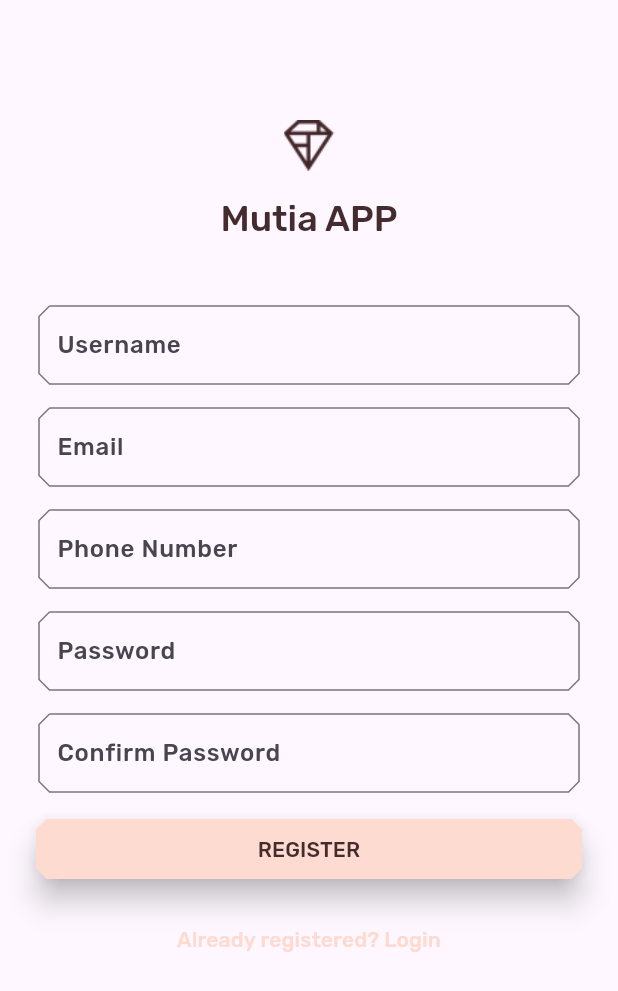
After one commit to tiaditaa/codelabs, a Flutter app: the RegisterPage screen opened directly, on a phone screen of 412 x 824 dp. The commit adds this screen. Shown: the top 991 px of the screen. Run offline on Flutter 3.47's test engine with Material 3 defaults, Android fonts, the phone set to English and light mode, and no system bars.

Commit message:
menambahkan register

```diff
--- a/lib/login.dart
+++ b/lib/login.dart
@@ -1,20 +1,6 @@
-// Copyright 2018-present the Flutter authors. All Rights Reserved.
-//
-// Licensed under the Apache License, Version 2.0 (the "License");
-// you may not use this file except in compliance with the License.
-// You may obtain a copy of the License at
-//
-// http://www.apache.org/licenses/LICENSE-2.0
-//
-// Unless required by applicable law or agreed to in writing, software
-// distributed under the License is distributed on an "AS IS" BASIS,
-// WITHOUT WARRANTIES OR CONDITIONS OF ANY KIND, either express or implied.
-// See the License for the specific language governing permissions and
-// limitations under the License.
-
 import 'package:flutter/material.dart';
-
 import 'colors.dart';
+import 'register.dart'; // Import halaman pendaftaran jika belum
 
 class LoginPage extends StatefulWidget {
   const LoginPage({Key? key}) : super(key: key);
@@ -40,7 +26,7 @@ class _LoginPageState extends State<LoginPage> {
                 Image.asset('assets/diamond.png'),
                 const SizedBox(height: 16.0),
                 Text(
-                  'SHRINE',
+                  'Mutia APP',
                   style: Theme.of(context).textTheme.headlineSmall,
                 ),
               ],
@@ -93,6 +79,17 @@ class _LoginPageState extends State<LoginPage> {
                 ),
               ],
             ),
+            const SizedBox(height: 12.0),
+            TextButton(
+              onPressed: () {
+                // Navigasi ke halaman pendaftaran
+                Navigator.push(
+                  context,
+                  MaterialPageRoute(builder: (context) => RegisterPage()),
+                );
+              },
+              child: Text("Haven't registered? Register"),
+            ),
           ],
         ),
       ),
--- /dev/null
+++ b/lib/register.dart
@@ -0,0 +1,107 @@
+import 'package:flutter/material.dart';
+import 'colors.dart';
+import 'login.dart';
+
+class RegisterPage extends StatefulWidget {
+  const RegisterPage({Key? key}) : super(key: key);
+
+  @override
+  _RegisterPageState createState() => _RegisterPageState();
+}
+
+class _RegisterPageState extends State<RegisterPage> {
+  final _usernameController = TextEditingController();
+  final _emailController = TextEditingController();
+  final _phoneController = TextEditingController();
+  final _passwordController = TextEditingController();
+  final _confirmPasswordController = TextEditingController();
+
+  @override
+  Widget build(BuildContext context) {
+    return Scaffold(
+      body: SafeArea(
+        child: ListView(
+          padding: const EdgeInsets.symmetric(horizontal: 24.0),
+          children: <Widget>[
+            const SizedBox(height: 80.0),
+            Column(
+              children: <Widget>[
+                Image.asset('assets/diamond.png'),
+                const SizedBox(height: 16.0),
+                Text(
+                  'Mutia APP',
+                  style: Theme.of(context).textTheme.headlineSmall,
+                ),
+              ],
+            ),
+            const SizedBox(height: 40.0),
+            TextField(
+              controller: _usernameController,
+              decoration: const InputDecoration(
+                labelText: 'Username',
+              ),
+            ),
+            const SizedBox(height: 12.0),
+            TextField(
+              controller: _emailController,
+              decoration: const InputDecoration(
+                labelText: 'Email',
+              ),
+              keyboardType: TextInputType.emailAddress,
+            ),
+            const SizedBox(height: 12.0),
+            TextField(
+              controller: _phoneController,
+              decoration: const InputDecoration(
+                labelText: 'Phone Number',
+              ),
+              keyboardType: TextInputType.phone,
+            ),
+            const SizedBox(height: 12.0),
+            TextField(
+              controller: _passwordController,
+              decoration: const InputDecoration(
+                labelText: 'Password',
+              ),
+              obscureText: true,
+            ),
+            const SizedBox(height: 12.0),
+            TextField(
+              controller: _confirmPasswordController,
+              decoration: const InputDecoration(
+                labelText: 'Confirm Password',
+              ),
+              obscureText: true,
+            ),
+            const SizedBox(height: 12.0),
+            ElevatedButton(
+              child: const Text('REGISTER'),
+              onPressed: () {
+                // Implement logic for registration
+              },
+              style: ElevatedButton.styleFrom(
+                foregroundColor: kShrineBrown900,
+                backgroundColor: kShrinePink100,
+                elevation: 8.0,
+                shape: const BeveledRectangleBorder(
+                  borderRadius: BorderRadius.all(Radius.circular(7.0)),
+                ),
+              ),
+            ),
+            const SizedBox(height: 12.0),
+            TextButton(
+              onPressed: () {
+                // Navigasi kembali ke halaman login
+                Navigator.push(
+                  context,
+                  MaterialPageRoute(builder: (context) => LoginPage()),
+                );
+              },
+              child: Text("Already registered? Login"),
+            ),
+          ],
+        ),
+      ),
+    );
+  }
+}
```
